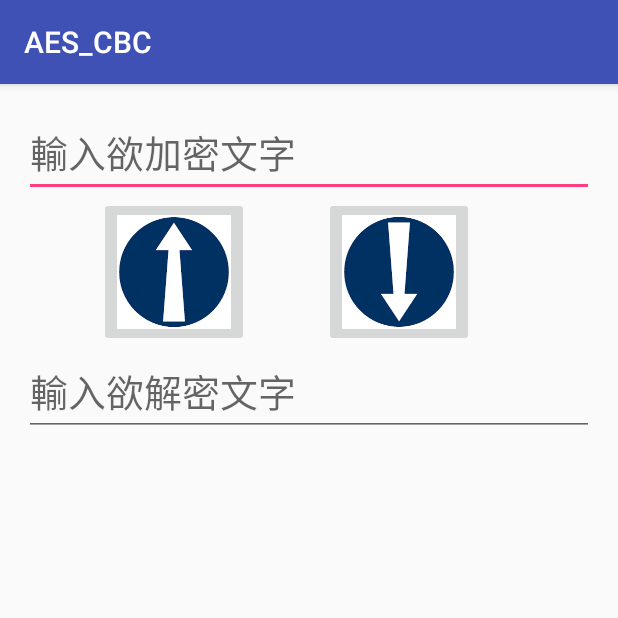
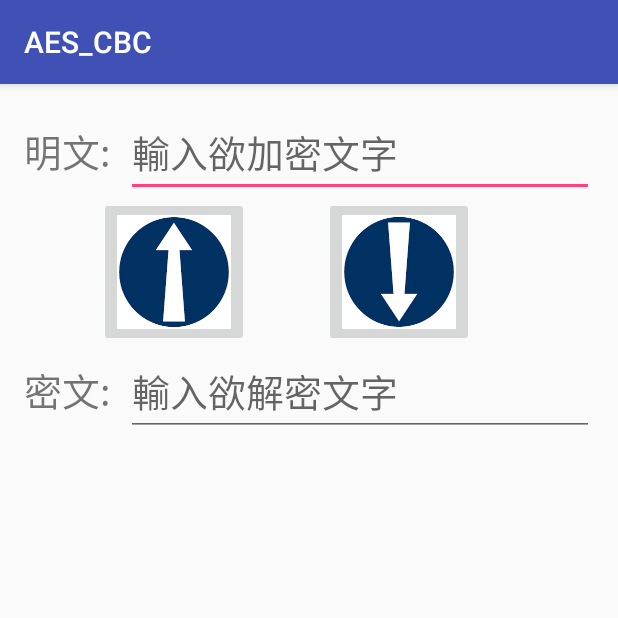
Before and after one commit to whatthefun/AES_CBC, an Android app: the screen it shows after launch (MainActivity), on a phone screen of 412 x 824 dp, the top half of it. Run offline under Robolectric (Android 15) with nearby library versions, the phone set to English and light mode, and no system bars.

Commit message:
修改介面

```diff
--- a/app/src/main/res/layout/activity_main.xml
+++ b/app/src/main/res/layout/activity_main.xml
@@ -10,12 +10,25 @@
     android:paddingTop="@dimen/activity_vertical_margin"
     tools:context="com.example.user.aes_cbc.MainActivity">
 
+    <LinearLayout
+        android:orientation="horizontal"
+        android:layout_width="match_parent"
+        android:layout_height="wrap_content">
+
+        <TextView
+            android:layout_width="wrap_content"
+            android:layout_height="wrap_content"
+            android:layout_marginRight="10dp"
+            android:text="明文:"
+            android:textSize="25dp" />
+
         <EditText
             android:layout_width="match_parent"
             android:layout_height="wrap_content"
             android:id="@+id/edtEncrypt"
             android:hint="輸入欲加密文字"
             android:textSize="25dp"/>
+    </LinearLayout>
 
     <LinearLayout
         android:orientation="horizontal"
@@ -42,6 +55,18 @@
             />
     </LinearLayout>
 
+    <LinearLayout
+        android:orientation="horizontal"
+        android:layout_width="match_parent"
+        android:layout_height="match_parent">
+
+        <TextView
+            android:layout_width="wrap_content"
+            android:layout_height="wrap_content"
+            android:layout_marginRight="10dp"
+            android:text="密文:"
+            android:textSize="25dp" />
+
         <EditText
             android:layout_width="match_parent"
             android:layout_height="wrap_content"
@@ -50,3 +75,5 @@
             android:textSize="25dp"/>
 
     </LinearLayout>
+
+</LinearLayout>
```
Lines whose indentation alone changed are shown as unchanged.
